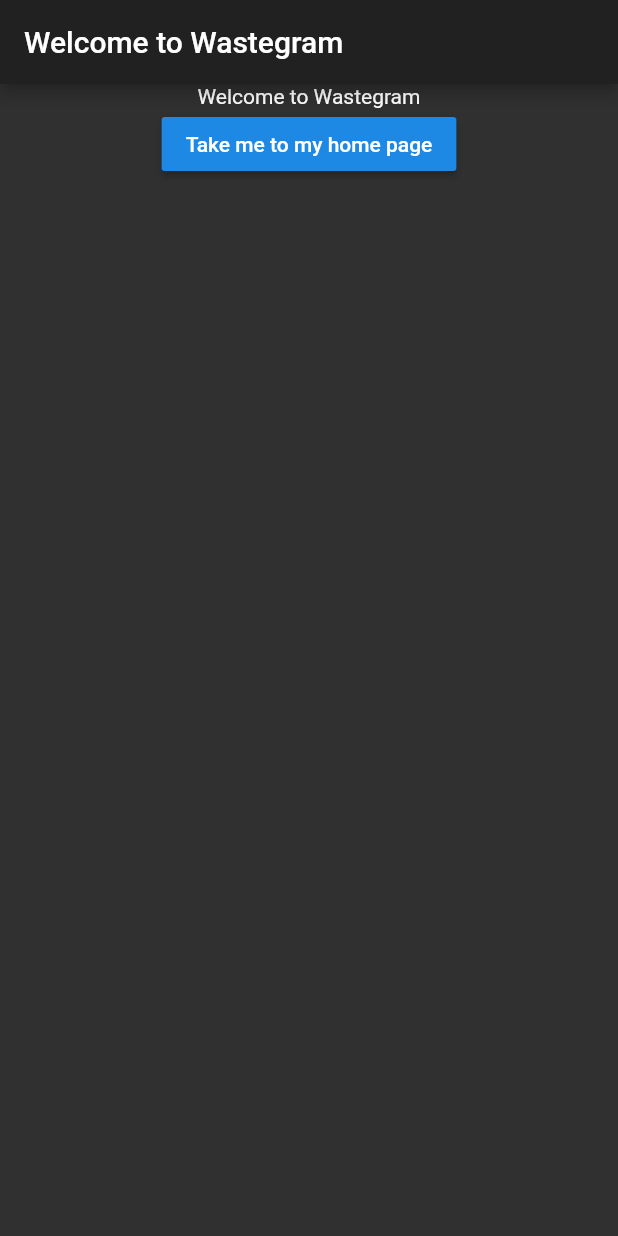
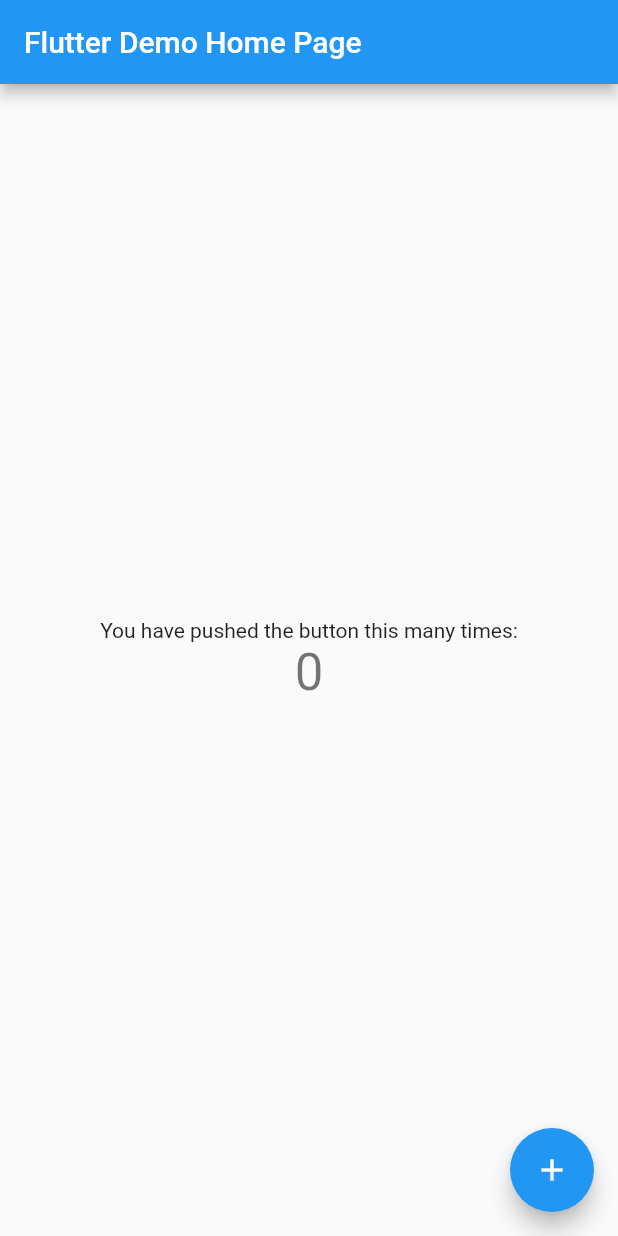
Before and after one commit to pstumbaugh/Flutter-Dart_Wastegram, a Flutter app: the screen it shows after launch, on a phone screen of 412 x 824 dp. Run offline on Flutter 3.47's test engine with Material 2 defaults, Android fonts, the phone set to English and light mode, and no system bars; our stand-ins replace cloud_firestore, firebase_storage, image_picker, location; accounts and stored records are empty.

Commit message:
resetting project

```diff
--- a/wasteagram/lib/main.dart
+++ b/wasteagram/lib/main.dart
@@ -1,4 +1,119 @@
 import 'package:flutter/material.dart';
+<<<<<<< HEAD
 import 'app.dart';
 
 void main() => runApp(MyApp());
+=======
+
+void main() {
+  runApp(MyApp());
+}
+
+class MyApp extends StatelessWidget {
+  // This widget is the root of your application.
+  @override
+  Widget build(BuildContext context) {
+    return MaterialApp(
+      title: 'Flutter Demo',
+      theme: ThemeData(
+        // This is the theme of your application.
+        //
+        // Try running your application with "flutter run". You'll see the
+        // application has a blue toolbar. Then, without quitting the app, try
+        // changing the primarySwatch below to Colors.green and then invoke
+        // "hot reload" (press "r" in the console where you ran "flutter run",
+        // or simply save your changes to "hot reload" in a Flutter IDE).
+        // Notice that the counter didn't reset back to zero; the application
+        // is not restarted.
+        primarySwatch: Colors.blue,
+      ),
+      home: MyHomePage(title: 'Flutter Demo Home Page'),
+    );
+  }
+}
+
+class MyHomePage extends StatefulWidget {
+  MyHomePage({Key key, this.title}) : super(key: key);
+
+  // This widget is the home page of your application. It is stateful, meaning
+  // that it has a State object (defined below) that contains fields that affect
+  // how it looks.
+
+  // This class is the configuration for the state. It holds the values (in this
+  // case the title) provided by the parent (in this case the App widget) and
+  // used by the build method of the State. Fields in a Widget subclass are
+  // always marked "final".
+
+  final String title;
+
+  @override
+  _MyHomePageState createState() => _MyHomePageState();
+}
+
+class _MyHomePageState extends State<MyHomePage> {
+  int _counter = 0;
+
+  void _incrementCounter() {
+    setState(() {
+      // This call to setState tells the Flutter framework that something has
+      // changed in this State, which causes it to rerun the build method below
+      // so that the display can reflect the updated values. If we changed
+      // _counter without calling setState(), then the build method would not be
+      // called again, and so nothing would appear to happen.
+      _counter++;
+    });
+  }
+
+  @override
+  Widget build(BuildContext context) {
+    // This method is rerun every time setState is called, for instance as done
+    // by the _incrementCounter method above.
+    //
+    // The Flutter framework has been optimized to make rerunning build methods
+    // fast, so that you can just rebuild anything that needs updating rather
+    // than having to individually change instances of widgets.
+    return Scaffold(
+      appBar: AppBar(
+        // Here we take the value from the MyHomePage object that was created by
+        // the App.build method, and use it to set our appbar title.
+        title: Text(widget.title),
+      ),
+      body: Center(
+        // Center is a layout widget. It takes a single child and positions it
+        // in the middle of the parent.
+        child: Column(
+          // Column is also a layout widget. It takes a list of children and
+          // arranges them vertically. By default, it sizes itself to fit its
+          // children horizontally, and tries to be as tall as its parent.
+          //
+          // Invoke "debug painting" (press "p" in the console, choose the
+          // "Toggle Debug Paint" action from the Flutter Inspector in Android
+          // Studio, or the "Toggle Debug Paint" command in Visual Studio Code)
+          // to see the wireframe for each widget.
+          //
+          // Column has various properties to control how it sizes itself and
+          // how it positions its children. Here we use mainAxisAlignment to
+          // center the children vertically; the main axis here is the vertical
+          // axis because Columns are vertical (the cross axis would be
+          // horizontal).
+          mainAxisAlignment: MainAxisAlignment.center,
+          children: <Widget>[
+            Text(
+              'You have pushed the button this many times:',
+            ),
+            Text(
+              '$_counter',
+              style: Theme.of(context).textTheme.headline4,
+            ),
+          ],
+        ),
+      ),
+      floatingActionButton: FloatingActionButton(
+        onPressed: _incrementCounter,
+        tooltip: 'Increment',
+        child: Icon(Icons.add),
+      ), // This trailing comma makes auto-formatting nicer for build methods.
+    );
+  }
+}
+>>>>>>> parent of c8efd4e (adding primary files)
```
Also changed, not shown: 3 other files.
